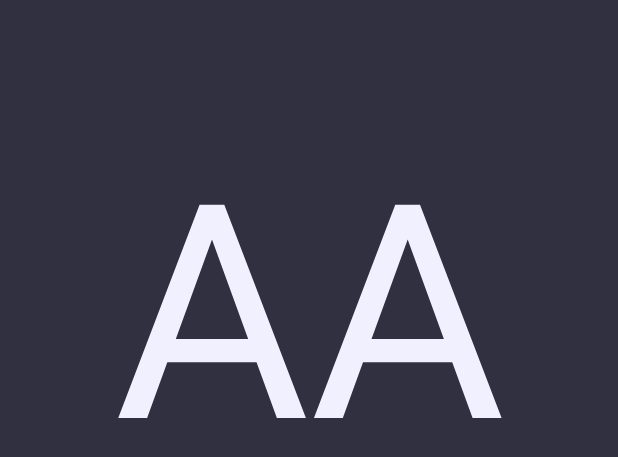
After one commit to EinTheFrog/CustomGram, an Android app: the layout user_info_fragment.xml on its own in the app's theme, with its tools: preview values and no code run, on a phone screen of 412 x 824 dp. The commit adds this screen. Shown: the top 457 px of the screen. Run offline under Robolectric (Android 15) with nearby library versions, the phone set to English and light mode, and no system bars.

Commit message:
Added user info screen

```diff
--- a/app/src/main/java/com/example/customgram/ChatAltPhotoHelper.java
+++ b/app/src/main/java/com/example/customgram/ChatAltPhotoHelper.java
@@ -3,9 +3,9 @@ package com.example.customgram;
 import org.drinkless.td.libcore.telegram.TdApi;
 
 public class ChatAltPhotoHelper {
-    public static String getChatInitials(TdApi.Chat chat) {
+    public static String getTitleInitials(String title) {
         String altPhotoText;
-        String[] words = chat.title.split(" ");
+        String[] words = title.split(" ");
         switch (words.length) {
             case 0: {
                 altPhotoText = "";
--- a/app/src/main/java/com/example/customgram/ChatRecyclerViewAdapter.java
+++ b/app/src/main/java/com/example/customgram/ChatRecyclerViewAdapter.java
@@ -76,7 +76,7 @@ public class ChatRecyclerViewAdapter extends
             holder.chatPhoto.setBackgroundColor(
                     ContextCompat.getColor(photoContext, R.color.pink)
             );
-            holder.altChatPhotoText.setText(ChatAltPhotoHelper.getChatInitials(chat));
+            holder.altChatPhotoText.setText(ChatAltPhotoHelper.getTitleInitials(chat.title));
         }
     }
 
--- a/app/src/main/java/com/example/customgram/ToolbarChatInfoFragment.java
+++ b/app/src/main/java/com/example/customgram/ToolbarChatInfoFragment.java
@@ -37,13 +37,13 @@ public class ToolbarChatInfoFragment extends Fragment {
         TdApi.Chat chat = chatManager.getCurrentChat();
         if (chat != null) {
             binding.toolbarChatTitle.setText(chat.title);
-            setTitle(chat, binding);
+            setPhoto(chat, binding);
         }
 
         return binding.getRoot();
     }
 
-    private void setTitle(TdApi.Chat chat, ToolbarChatInfoFragmentBinding binding) {
+    private void setPhoto(TdApi.Chat chat, ToolbarChatInfoFragmentBinding binding) {
         if (chat.photo != null && !chat.photo.small.local.path.equals("")) {
             BitmapFactory.Options bmOptions = new BitmapFactory.Options();
             Bitmap bitmap = BitmapFactory.decodeFile(chat.photo.small.local.path, bmOptions);
@@ -55,7 +55,7 @@ public class ToolbarChatInfoFragment extends Fragment {
             binding.toolbarChatImg.setBackgroundColor(
                     ContextCompat.getColor(photoContext, R.color.pink)
             );
-            binding.toolbarAltChatImg.setText(ChatAltPhotoHelper.getChatInitials(chat));
+            binding.toolbarAltChatImg.setText(ChatAltPhotoHelper.getTitleInitials(chat.title));
         }
     }
 }
--- /dev/null
+++ b/app/src/main/res/layout/user_info_fragment.xml
@@ -0,0 +1,35 @@
+<?xml version="1.0" encoding="utf-8"?>
+<androidx.constraintlayout.widget.ConstraintLayout
+    xmlns:android="http://schemas.android.com/apk/res/android"
+    android:layout_width="match_parent"
+    android:layout_height="match_parent"
+    xmlns:app="http://schemas.android.com/apk/res-auto">
+
+    <ImageView
+        android:id="@+id/user_img"
+        android:layout_width="0dp"
+        android:layout_height="400dp"
+        app:layout_constraintLeft_toLeftOf="parent"
+        app:layout_constraintRight_toRightOf="parent"
+        app:layout_constraintTop_toTopOf="parent" />
+    <TextView
+        android:id="@+id/user_alt_img"
+        android:text="AA"
+        android:layout_width="wrap_content"
+        android:layout_height="wrap_content"
+        android:textSize="200sp"
+        android:textAlignment="center"
+        app:layout_constraintLeft_toLeftOf="@id/user_img"
+        app:layout_constraintRight_toRightOf="@id/user_img"
+        app:layout_constraintTop_toTopOf="@id/user_img"
+        app:layout_constraintBottom_toBottomOf="@id/user_img" />
+    <TextView
+        android:id="@+id/user_name"
+        android:layout_width="0dp"
+        android:layout_height="wrap_content"
+        android:textAppearance="?textAppearanceHeadline6"
+        app:layout_constraintLeft_toLeftOf="parent"
+        app:layout_constraintRight_toRightOf="parent"
+        app:layout_constraintTop_toBottomOf="@id/user_img" />
+
+</androidx.constraintlayout.widget.ConstraintLayout>
```
Also changed, not shown: app/src/main/java/com/example/customgram/ChatManager.java (+37 -0 lines), app/src/main/java/com/example/customgram/ChatsActivity.java (+27 -13 lines), app/src/main/java/com/example/customgram/Example.java (+40 -9 lines), app/src/main/java/com/example/customgram/NavigationMenuFragment.java (added, +30 -0 lines), app/src/main/java/com/example/customgram/UserInfoFragment.java (added, +69 -0 lines), app/src/main/res/layout/activity_chats.xml (+6 -3 lines), app/src/main/res/layout/navigation_menu_fragment.xml (added, +18 -0 lines), app/src/main/res/navigation/nav_graph.xml (+9 -3 lines), app/src/main/res/menu/chats_options_menu.xml (renamed from app/src/main/res/menu/nav_menu.xml).
